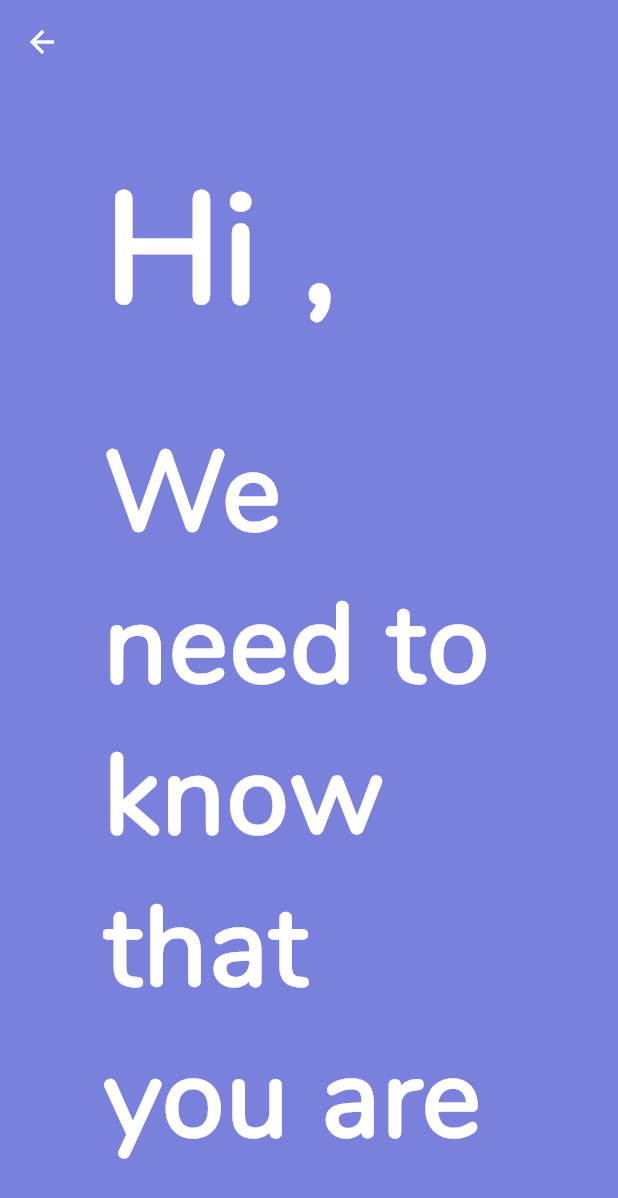
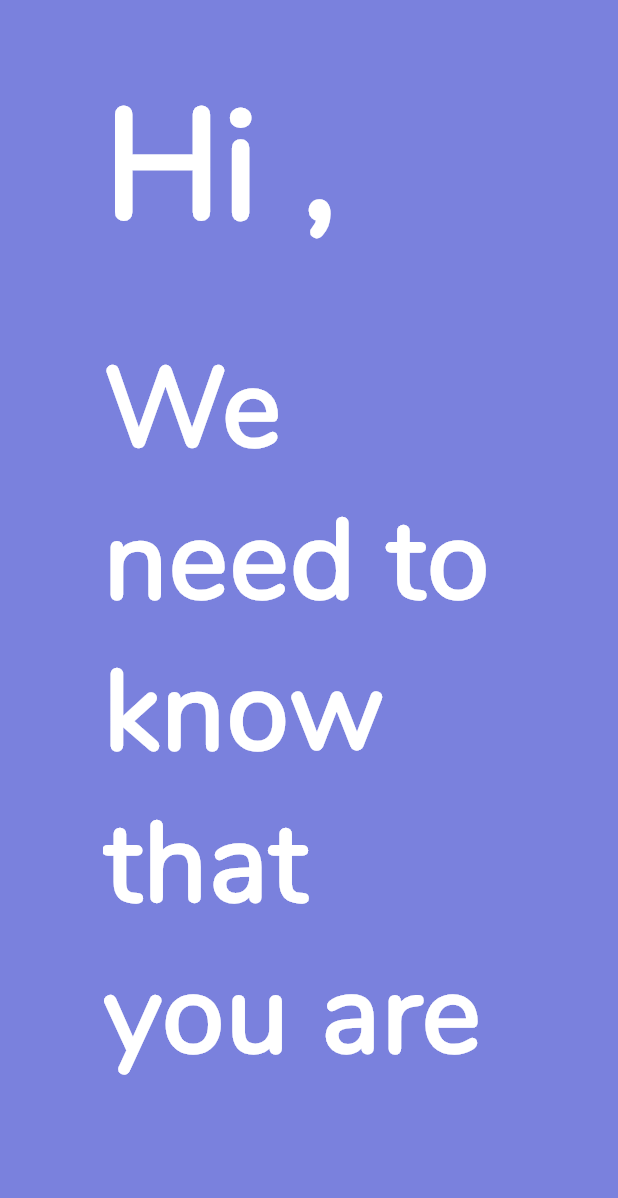
Before and after one commit to Ezzyzahedi/Student_Mentee_Flutter, a Flutter app: the screen it shows after launch, scrolled down 576 dp, after a tap on "Continue", on a phone screen of 412 x 824 dp. Shown: the top 1198 px of the screen. Run offline on Flutter 3.47's test engine with Material 2 defaults, Android fonts, the light colour scheme and no system bars; our stand-ins replace flutter_screenutil.

Commit message:
Minor changes

```diff
--- /dev/null
+++ b/lib/Services/authentication.dart
@@ -0,0 +1,6 @@
+class Authentication {
+
+
+
+
+}
--- a/lib/Source/Family_Screen/Login.dart
+++ b/lib/Source/Family_Screen/Login.dart
@@ -17,9 +17,10 @@ class _LoginState extends State<Login> {
   Widget build(BuildContext context) {
     return Scaffold(
       appBar: new AppBar(
+        backgroundColor: Theme.of(context).backgroundColor,
         elevation: 0.0,
       ),
-      backgroundColor: Theme.of(context).primaryColor,
+      backgroundColor:Theme.of(context).backgroundColor,
       body: Padding(
         padding: EdgeInsets.only(
             top: ScreenUtil().setWidth(60.0),
@@ -99,11 +100,12 @@ class Login_Button extends StatelessWidget {
     return new Container(
       height: ScreenUtil().setHeight(120.0),
       child: RaisedButton(
-        color: Theme.of(context).primaryColor,
+        color: Theme.of(context).backgroundColor,
         shape: new RoundedRectangleBorder(
             borderRadius: BorderRadius.circular(50.0),
             side: BorderSide(color: Colors.white, width: 1)),
         onPressed: () {
+
           // Few Backend Stuffs ..
           // Thne go the Homapage after all signup things made .
           //Navigator.push(context, MaterialPageRoute(builder: (context) =>  Check(userName: _controller.text)));
--- a/lib/Source/Family_Screen/SignUp.dart
+++ b/lib/Source/Family_Screen/SignUp.dart
@@ -22,7 +22,7 @@ class _SignUpState extends State<SignUp> {
   @override
   Widget build(BuildContext context) {
     return new Scaffold(
-      backgroundColor: Theme.of(context).primaryColor,
+      backgroundColor: Theme.of(context).backgroundColor,
       body: Padding(
         padding: EdgeInsets.only(
             top: ScreenUtil().setWidth(60.0),
@@ -134,7 +134,7 @@ class Signup_Button extends StatelessWidget {
     return new Container(
       height: ScreenUtil().setHeight(120.0),
       child: RaisedButton(
-        color: Theme.of(context).primaryColor,
+        color: Theme.of(context).backgroundColor,
         shape: new RoundedRectangleBorder(
             borderRadius: BorderRadius.circular(50.0),
             side: BorderSide(color: Colors.white, width: 1)),
@@ -223,7 +223,7 @@ class ProfilePicture extends StatelessWidget {
           ),
           new RaisedButton(
             onPressed: () {},
-            color: Theme.of(context).primaryColor,
+            color: Theme.of(context).backgroundColor,
             shape: new RoundedRectangleBorder(
                 borderRadius: BorderRadius.circular(5),
                 side: new BorderSide(
--- a/lib/Source/Family_Screen/student_mentee_check.dart
+++ b/lib/Source/Family_Screen/student_mentee_check.dart
@@ -9,10 +9,7 @@ class Check extends StatelessWidget {
   @override
   Widget build(BuildContext context) {
     return Scaffold(
-      backgroundColor: Theme.of(context).primaryColor,
-      appBar: new AppBar(
-        elevation: 0.0,
-      ),
+      backgroundColor: Theme.of(context).backgroundColor,
       body: Padding(
         padding: EdgeInsets.symmetric(horizontal: ScreenUtil().setWidth(60.0)),
         child: new ListView(
@@ -66,7 +63,7 @@ class SelectionButton extends StatelessWidget {
     return new Container(
       height: ScreenUtil().setHeight(120.0),
       child: RaisedButton(
-        color: Theme.of(context).primaryColor,
+        color: Theme.of(context).backgroundColor,
         shape: new RoundedRectangleBorder(
           borderRadius:  BorderRadius.circular(50.0),
           side: BorderSide(
--- a/lib/Source/Family_Screen/welcome_screen.dart
+++ b/lib/Source/Family_Screen/welcome_screen.dart
@@ -9,7 +9,7 @@ class WelcomeScreen extends StatelessWidget {
   @override
   Widget build(BuildContext context) {
     return Scaffold(
-      backgroundColor: Theme.of(context).primaryColor,
+      backgroundColor: Theme.of(context).backgroundColor,
       body: Padding(
         padding: EdgeInsets.symmetric(horizontal: ScreenUtil().setWidth(60.0)),
         child: new ListView(
@@ -58,7 +58,7 @@ class WelcomeScreen extends StatelessWidget {
             new Container(
               height: ScreenUtil().setHeight(120.0),
               child: RaisedButton(
-                color: Theme.of(context).primaryColor,
+                color: Theme.of(context).backgroundColor,
                 shape: new RoundedRectangleBorder(
                   borderRadius:  BorderRadius.circular(50.0),
                   side: BorderSide(
@@ -67,6 +67,7 @@ class WelcomeScreen extends StatelessWidget {
                   )
                 ),
                 onPressed: () {
+                  Navigator.pop(context);
                   Navigator.push(context, MaterialPageRoute(builder: (context) =>  Check(userName: _controller.text)));
                 },
                 child: new Text(
--- a/lib/main.dart
+++ b/lib/main.dart
@@ -12,8 +12,8 @@ class MyApp extends StatelessWidget {
       debugShowCheckedModeBanner: false,
       title: 'Student Mentee App',
       theme: ThemeData(
-        backgroundColor: LightColor.background,
-        primaryColor: LightColor.purple
+        backgroundColor: LightColor.purple,
+        primaryColor: LightColor.background,
       ),
       home: SplashScreen(),
     );
```
Also changed, not shown: 4 other files.
